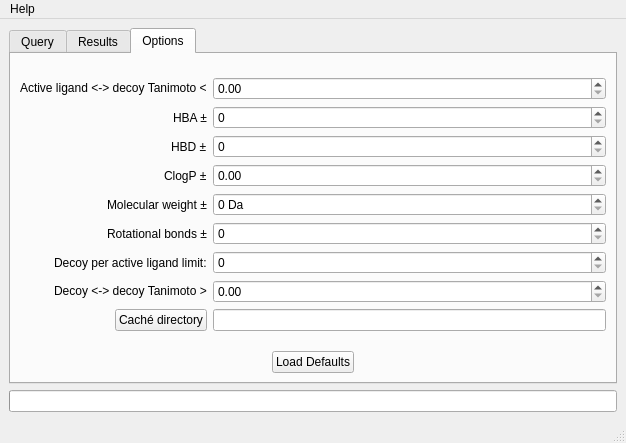
This is MainWindow.ui in URV-cheminformatics/DecoyFinder as Qt 5 draws it before an edit. The edited form follows.
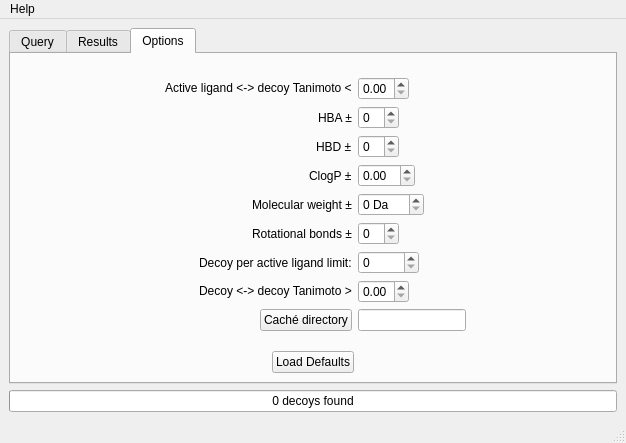
This is the edited form. The open tabs and pages were chosen to show the change.

Commit message: Change progressbar behaviour tom reflect how many decoys have been found

```diff
--- a/MainWindow.ui
+++ b/MainWindow.ui
@@ -6,7 +6,7 @@
    <rect>
     <x>0</x>
     <y>0</y>
-    <width>591</width>
+    <width>597</width>
     <height>443</height>
    </rect>
   </property>
@@ -466,6 +466,9 @@
        <layout class="QVBoxLayout" name="verticalLayout_3">
         <item>
          <layout class="QFormLayout" name="_3">
+          <property name="fieldGrowthPolicy">
+           <enum>QFormLayout::ExpandingFieldsGrow</enum>
+          </property>
           <property name="labelAlignment">
            <set>Qt::AlignRight|Qt::AlignTrailing|Qt::AlignVCenter</set>
           </property>
@@ -646,12 +649,18 @@
     </item>
     <item>
      <widget class="QProgressBar" name="progressBar">
+      <property name="value">
+       <number>0</number>
+      </property>
       <property name="alignment">
        <set>Qt::AlignCenter</set>
       </property>
       <property name="orientation">
        <enum>Qt::Horizontal</enum>
       </property>
+      <property name="format">
+       <string>%v decoys found</string>
+      </property>
      </widget>
     </item>
    </layout>
```
Left out of the diff: 45 changed lines with no effect on the pictures. The commit also changes 4 other files.
